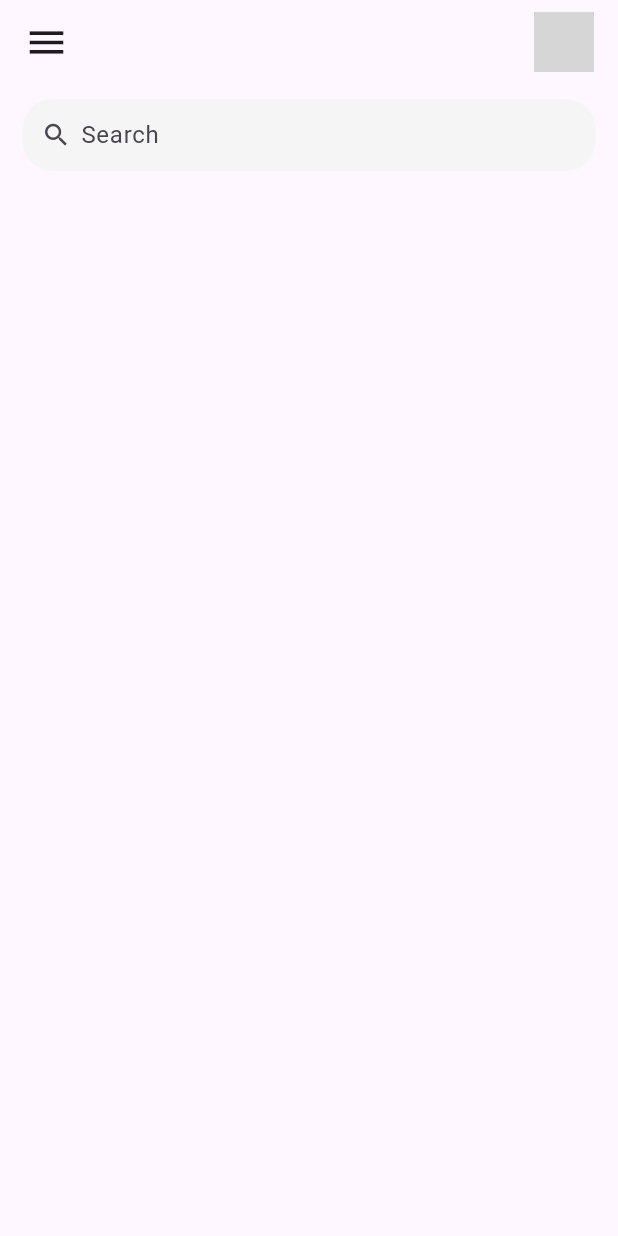
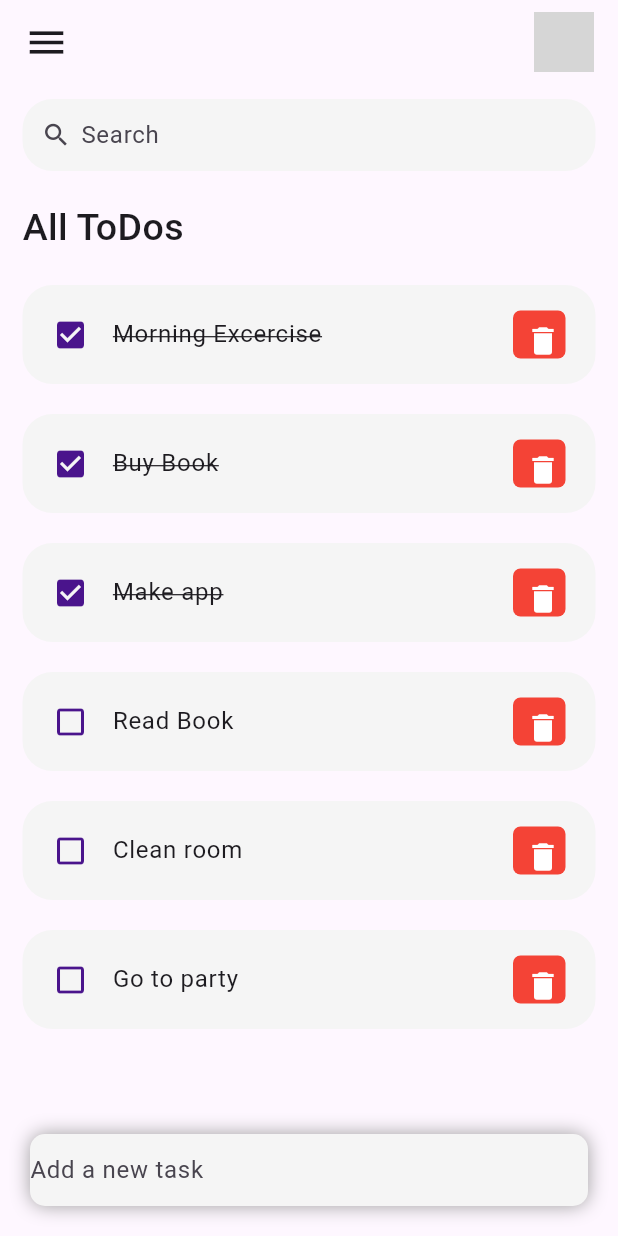
Before and after one commit to kamilgadek/todo_app_new, a Flutter app: the screen it shows after launch, on a phone screen of 412 x 824 dp. Run offline on Flutter 3.47's test engine with Material 3 defaults, Android fonts, the phone set to English and light mode, and no system bars; grey boxes are pictures that could not be loaded.

Commit message:
Add a TextField

```diff
--- a/lib/main.dart
+++ b/lib/main.dart
@@ -10,7 +10,7 @@ class MainApp extends StatelessWidget {
 
   @override
   Widget build(BuildContext context) {
-    return const MaterialApp(
+    return MaterialApp(
       debugShowCheckedModeBanner: false,
       home: Home(
       ),
--- /dev/null
+++ b/lib/model/todo.dart
@@ -0,0 +1,22 @@
+class ToDo {
+  String? id;
+  String? todoText;
+  bool isDone;
+
+  ToDo({
+    required this.id,
+    required this.todoText,
+    this.isDone = false,
+    });
+
+    static List<ToDo> todoList() {
+      return [
+        ToDo(id: '01', todoText: 'Morning Excercise', isDone: true),
+        ToDo(id: '02', todoText: 'Buy Book', isDone: true),
+        ToDo(id: '03', todoText: 'Make app', isDone: true),
+        ToDo(id: '04', todoText: 'Read Book', ),
+        ToDo(id: '05', todoText: 'Clean room', ),
+        ToDo(id: '06', todoText: 'Go to party', ),
+      ];
+    }
+}
--- a/lib/screens/home.dart
+++ b/lib/screens/home.dart
@@ -1,7 +1,10 @@
 import 'package:flutter/material.dart';
+import 'package:todo_app/model/todo.dart';
 
 class Home extends StatelessWidget {
-  const Home({super.key});
+  Home({super.key});
+
+  final todosList = ToDo.todoList();
 
   @override
   Widget build(BuildContext context) {
@@ -20,15 +23,128 @@ class Home extends StatelessWidget {
           ],
         ),
       ),
-      body: Container(
+      body: Stack(
+        children: [
+          Container(
             padding: const EdgeInsets.symmetric(
               horizontal: 15,
             ),
-        child: const Column(
+            child: Column(
               children: [
-            SizedBox(height: 10,),
-            _SearchBox(),
+                const SizedBox(
+                  height: 10,
+                ),
+                const _SearchBox(),
+                Expanded(
+                  child: ListView(
+                    children: [
+                      Container(
+                        margin: const EdgeInsets.only(
+                          top: 20,
+                          bottom: 20,
+                        ),
+                        child: const Text(
+                          'All ToDos',
+                          style: TextStyle(
+                            fontSize: 25,
+                            fontWeight: FontWeight.w500,
+                          ),
+                        ),
+                      ),
+                      for (ToDo todoo in todosList)
+                        ToDoItem(
+                          todo: todoo,
+                        ),
                     ],
+                  ),
+                ),
+              ],
+            ),
+          ),
+          Align(
+            alignment: Alignment.bottomCenter,
+            child: Row(children: [
+              Expanded(
+                child: Container(
+                  margin: const EdgeInsets.only(
+                    bottom: 20,
+                    right: 20,
+                    left: 20,
+                  ),
+                  decoration: BoxDecoration(
+                    color: Colors.grey[100],
+                    boxShadow: const [
+                      BoxShadow(
+                        color: Colors.grey,
+                        offset: Offset(0.0, 0.0),
+                        blurRadius: 10,
+                        spreadRadius: 0.0,
+                      )
+                    ],
+                    borderRadius: BorderRadius.circular(10),
+                  ),
+                  child: const TextField(
+                    decoration: InputDecoration(
+                      hintText: 'Add a new task',
+                      border: InputBorder.none,
+                    ),
+                  ),
+                ),
+              ),
+            ]),
+          ),
+        ],
+      ),
+    );
+  }
+}
+
+class ToDoItem extends StatelessWidget {
+  const ToDoItem({
+    super.key,
+    required this.todo,
+  });
+
+  final ToDo todo;
+
+  @override
+  Widget build(BuildContext context) {
+    return Container(
+      margin: const EdgeInsets.only(bottom: 20),
+      child: ListTile(
+        onTap: () {},
+        shape: RoundedRectangleBorder(
+          borderRadius: BorderRadius.circular(20),
+        ),
+        contentPadding: const EdgeInsets.symmetric(horizontal: 20, vertical: 5),
+        tileColor: Colors.grey[100],
+        leading: Icon(
+          todo.isDone ? Icons.check_box : Icons.check_box_outline_blank,
+          color: Colors.purple[900],
+        ),
+        title: Text(
+          todo.todoText!,
+          style: TextStyle(
+            fontSize: 16,
+            decoration: todo.isDone ? TextDecoration.lineThrough : null,
+          ),
+        ),
+        trailing: Container(
+          padding: const EdgeInsets.all(0),
+          margin: const EdgeInsets.symmetric(vertical: 12),
+          height: 35,
+          width: 35,
+          decoration: BoxDecoration(
+            borderRadius: BorderRadius.circular(5),
+            color: Colors.red,
+          ),
+          child: IconButton(
+            onPressed: () {},
+            icon: const Icon(
+              Icons.delete,
+              color: Colors.white,
+            ),
+          ),
         ),
       ),
     );
@@ -57,8 +173,7 @@ class _SearchBox extends StatelessWidget {
               minWidth: 25,
             ),
             border: InputBorder.none,
-          hintText: 'Search'
-        ),
+            hintText: 'Search'),
       ),
     );
   }
```
Lines whose indentation alone changed are shown as unchanged.
